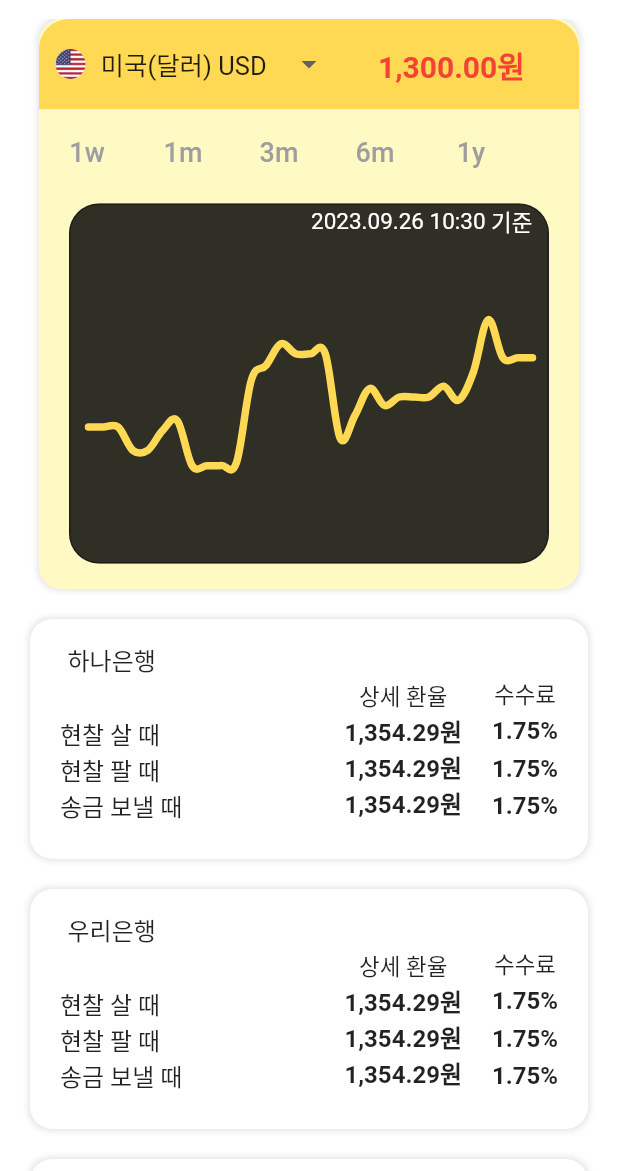
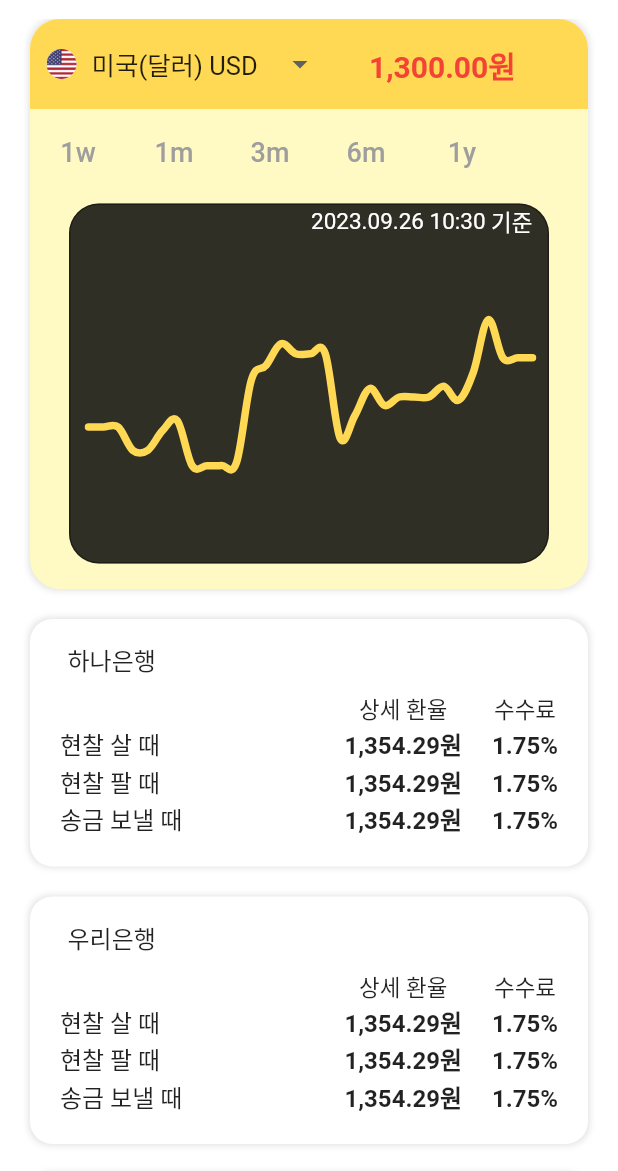
Before and after one commit to Donne-All-Around/DonneAllAround, a Flutter app: the ExchangeDetailPage screen opened directly, on a phone screen of 412 x 824 dp, the part 65-1236 px from its top. Run offline on Flutter 3.47's test engine with Material 2 defaults, Android fonts, the phone set to English and light mode, and no system bars; drawn by our look-alikes of fl_chart; our stand-ins replace awesome_bottom_bar, chat_bubbles, flutter_chat_bubble, geocoding, geolocator, google_maps_flutter and 2 more; missing offline and left inert: bottom_picker, kpostal.

Commit message:
0926 HA 은행 ListView 간격 조절

```diff
--- a/frontend/a705/lib/exchange_detail.dart
+++ b/frontend/a705/lib/exchange_detail.dart
@@ -79,10 +79,10 @@ class _ExchangeDetailPageState extends State<ExchangeDetailPage> {
                 // 나라별 상세 통화
                 Container(
                   margin: const EdgeInsets.fromLTRB(20, 0, 20, 0),
-                  width: 360,
+                  width: double.infinity,
                   height: 380,
                   decoration: BoxDecoration(
-                      borderRadius: BorderRadius.circular(15),
+                      borderRadius: BorderRadius.circular(20),
                       color: Colors.yellow[100],
                       boxShadow: [
                         BoxShadow(
@@ -353,7 +353,7 @@ class _BankViewBuilderState extends State<BankViewBuilder> {
                   margin: const EdgeInsets.fromLTRB(20, 0, 20, 20),
                   padding: const EdgeInsets.fromLTRB(20, 10, 20, 10),
                   width: double.infinity,
-                  height: 160,
+                  height: 165,
                   decoration: BoxDecoration(
                       borderRadius: BorderRadius.circular(15),
                       color: Colors.white,
@@ -387,6 +387,7 @@ class _BankViewBuilderState extends State<BankViewBuilder> {
                           ),
                         ],
                       ),
+                      const SizedBox(height: 10,),
                       const Row(
                         mainAxisAlignment: MainAxisAlignment.spaceBetween,
                         crossAxisAlignment: CrossAxisAlignment.end,
@@ -397,21 +398,22 @@ class _BankViewBuilderState extends State<BankViewBuilder> {
                               SizedBox(height: 20),
                               Text(
                                 '현찰 살 때',
-                                style: TextStyle(fontSize: 16),
+                                style: TextStyle(fontSize: 16,
+                                    height: 1.532),
                               ),
                               Text(
                                 '현찰 팔 때',
-                                style: TextStyle(fontSize: 16),
+                                style: TextStyle(fontSize: 16,
+                                    height: 1.532),
                               ),
                               Text(
                                 '송금 보낼 때',
-                                style: TextStyle(fontSize: 16),
+                                style: TextStyle(fontSize: 16,
+                                    height: 1.532),
                               )
                             ],
                           ),
-                          SizedBox(
-                            width: 50,
-                          ),
+
                           Row(
                             children: [
                               Column(
@@ -428,19 +430,22 @@ class _BankViewBuilderState extends State<BankViewBuilder> {
                                         '1,354.29원',
                                         style: TextStyle(
                                             fontWeight: FontWeight.bold,
-                                            fontSize: 16),
+                                            fontSize: 16,
+                                            height: 1.532),
                                       ),
                                       Text(
                                         '1,354.29원',
                                         style: TextStyle(
                                             fontWeight: FontWeight.bold,
-                                            fontSize: 16),
+                                            fontSize: 16,
+                                            height: 1.532),
                                       ),
                                       Text(
                                         '1,354.29원',
                                         style: TextStyle(
                                             fontWeight: FontWeight.bold,
-                                            fontSize: 16),
+                                            fontSize: 16,
+                                            height: 1.532),
                                       ),
                                     ],
                                   ),
```
Also changed, not shown: frontend/a705/lib/exchange_page.dart (+18 -16 lines).
